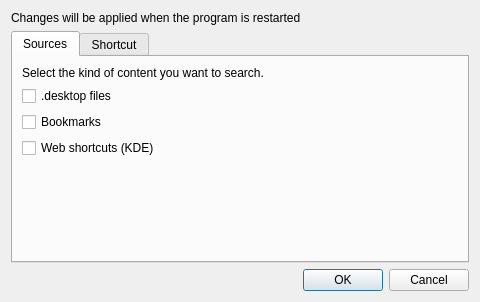
Qt form settings.ui (ltworf/trabucco) before a commit.
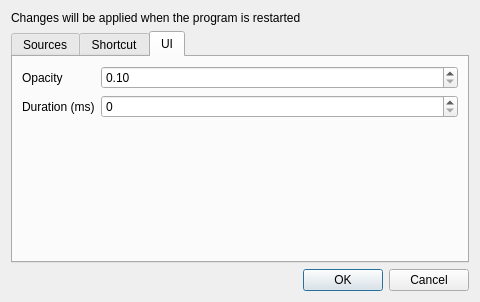
The same form after that commit. The open tabs and pages were chosen to show the change.

Commit message:
Configure the new options
Add UI interface to manipulate the newly added settings.

Diff of the .ui file:
```diff
--- a/settings.ui
+++ b/settings.ui
@@ -104,6 +104,53 @@
        </item>
       </layout>
      </widget>
+     <widget class="QWidget" name="tab_3">
+      <attribute name="title">
+       <string>UI</string>
+      </attribute>
+      <layout class="QFormLayout" name="formLayout_2">
+       <item row="0" column="0">
+        <widget class="QLabel" name="label_5">
+         <property name="text">
+          <string>Opacity</string>
+         </property>
+         <property name="buddy">
+          <cstring>spnOpacity</cstring>
+         </property>
+        </widget>
+       </item>
+       <item row="0" column="1">
+        <widget class="QDoubleSpinBox" name="spnOpacity">
+         <property name="minimum">
+          <double>0.100000000000000</double>
+         </property>
+         <property name="maximum">
+          <double>1.000000000000000</double>
+         </property>
+        </widget>
+       </item>
+       <item row="1" column="0">
+        <widget class="QLabel" name="label_6">
+         <property name="text">
+          <string>Duration (ms)</string>
+         </property>
+         <property name="buddy">
+          <cstring>spnDuration</cstring>
+         </property>
+        </widget>
+       </item>
+       <item row="1" column="1">
+        <widget class="QSpinBox" name="spnDuration">
+         <property name="maximum">
+          <number>15000</number>
+         </property>
+         <property name="singleStep">
+          <number>100</number>
+         </property>
+        </widget>
+       </item>
+      </layout>
+     </widget>
     </widget>
    </item>
    <item>
```
The commit also changes 1 other file.
